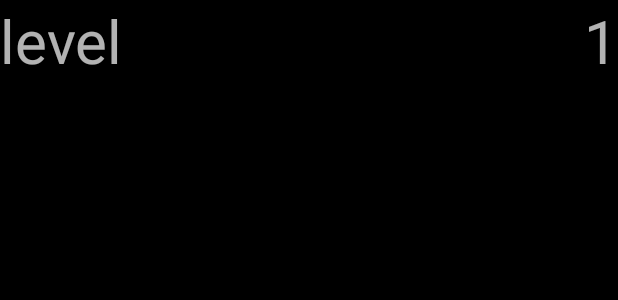
After one commit to beneb/Pacman, an Android app: the layout fragment_next_level.xml on its own in the app's theme, with its tools: preview values and no code run, on a phone screen of 412 x 824 dp. The commit adds this screen. Shown: the top 300 px of the screen. Run offline under Robolectric (Android 15) with nearby library versions, the phone set to English and light mode, and no system bars.

Commit message:
animating level switch

```diff
--- a/app/src/main/res/layout-land/activity_pacman.xml
+++ b/app/src/main/res/layout-land/activity_pacman.xml
@@ -1,4 +1,5 @@
 <RelativeLayout xmlns:android="http://schemas.android.com/apk/res/android"
+    android:id="@+id/topmost_layout"
     android:layout_width="match_parent"
     android:layout_height="match_parent"
     android:paddingLeft="16dp"
--- a/app/src/main/res/layout/activity_pacman.xml
+++ b/app/src/main/res/layout/activity_pacman.xml
@@ -1,4 +1,5 @@
 <RelativeLayout xmlns:android="http://schemas.android.com/apk/res/android"
+    android:id="@+id/topmost_layout"
     android:layout_width="match_parent"
     android:layout_height="match_parent"
     android:paddingLeft="16dp"
--- /dev/null
+++ b/app/src/main/res/layout/fragment_next_level.xml
@@ -0,0 +1,25 @@
+<RelativeLayout xmlns:android="http://schemas.android.com/apk/res/android"
+    xmlns:tools="http://schemas.android.com/tools"
+    android:layout_width="match_parent"
+    android:layout_height="wrap_content"
+    tools:context="com.example.pac.pacman.views.NextLevelFragment"
+    android:background="#00000000">
+    <TextView
+        android:id="@+id/level_lable_view"
+        android:layout_width="wrap_content"
+        android:layout_height="wrap_content"
+        android:text="@string/level"
+        android:layout_alignParentLeft="true"
+        android:layout_alignParentStart="true"
+        android:textSize="40dp"
+        android:background="#00000000" />
+    <TextView
+        android:id="@+id/level_number_view"
+        android:layout_width="wrap_content"
+        android:layout_height="wrap_content"
+        android:text="1"
+        android:layout_alignParentRight="true"
+        android:layout_alignParentEnd="true"
+        android:textSize="40dp"
+        android:background="#00000000" />
+</RelativeLayout>
--- a/app/src/main/res/values/strings.xml
+++ b/app/src/main/res/values/strings.xml
@@ -9,5 +9,6 @@
     <string name="action_settings">Settings</string>
     <string name="high_score_text">HIGH SCORE</string>
     <string name="dummy_score_value">12345</string>
+    <string name="level">level</string>
 
 </resources>
```
Also changed, not shown: app/src/main/java/com/example/pac/pacman/activities/PacmanActivity.java (+23 -0 lines), app/src/main/java/com/example/pac/pacman/views/NextLevelFragment.java (added, +41 -0 lines).
